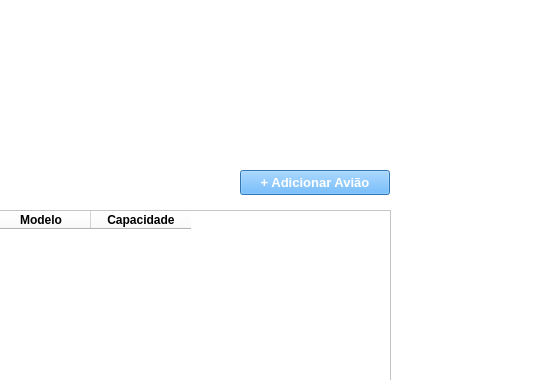
Above: src/resources/planeList.ui from Mathgobbo/Free-Fallin-Manager before the change; both pictures show x 260 to 800 and y 0 to 380 of the 800 by 600 pixel window. Below: the same form after it.
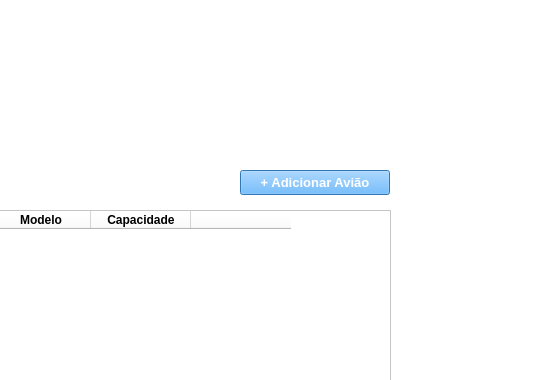
That is the form after the change.

```diff
--- a/src/resources/planeList.ui
+++ b/src/resources/planeList.ui
@@ -125,7 +125,7 @@
      </rect>
     </property>
     <property name="columnCount">
-     <number>3</number>
+     <number>4</number>
     </property>
     <attribute name="horizontalHeaderDefaultSectionSize">
      <number>100</number>
@@ -166,6 +166,11 @@
       </font>
      </property>
     </column>
+    <column>
+     <property name="text">
+      <string/>
+     </property>
+    </column>
    </widget>
   </widget>
  </widget>
```
